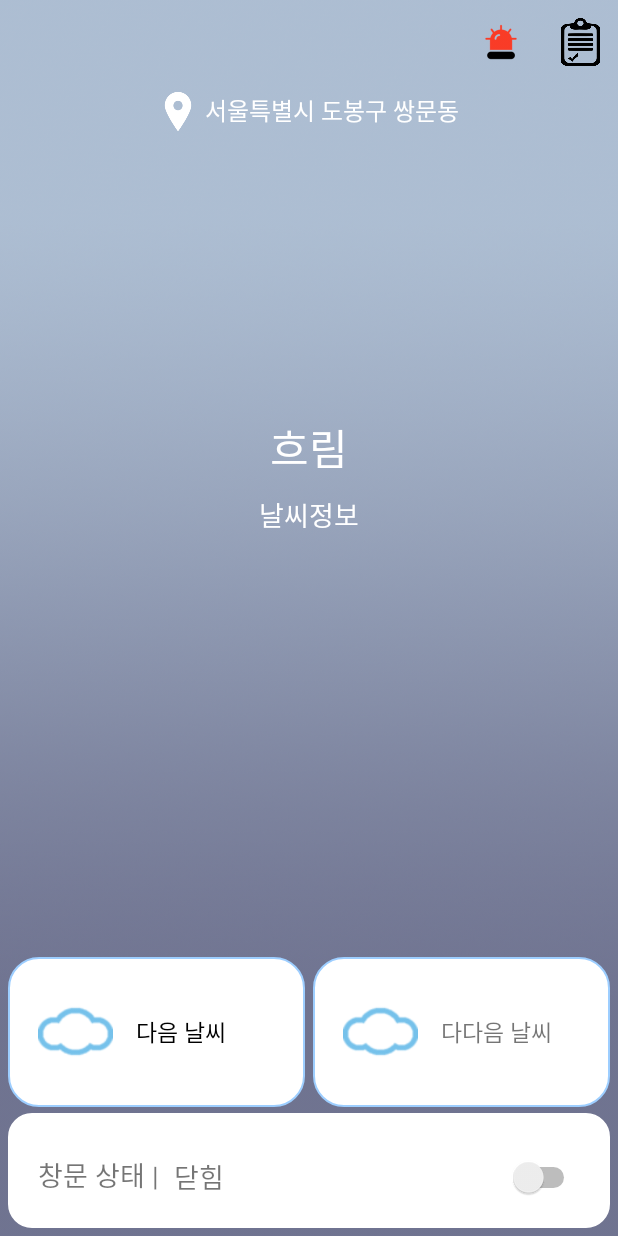
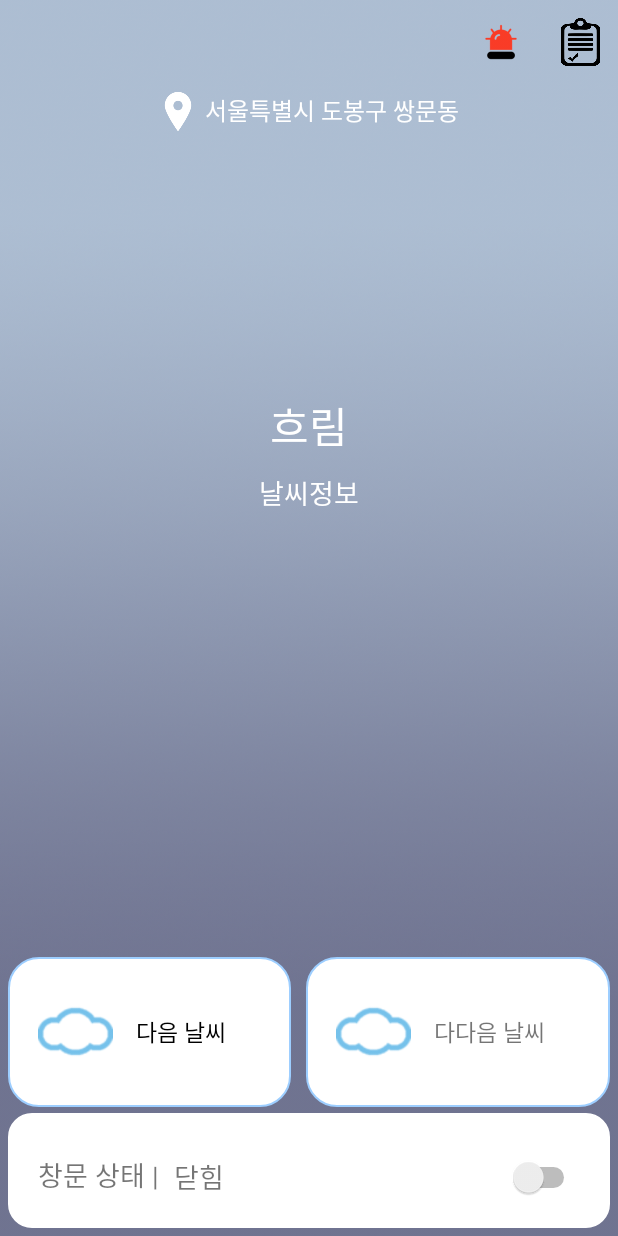
Before and after one commit to house-keeper/Android, an Android app: the WindowActivity screen opened directly, with no data from a screen before it, on a phone screen of 412 x 824 dp. Run offline under Robolectric (Android 15) with nearby library versions, the phone set to English and light mode, and no system bars.

Commit message:
MOD streaming, window, other layouts

```diff
--- a/app/src/main/java/com/example/housekeeper_android/ui/activity/WindowActivity.java
+++ b/app/src/main/java/com/example/housekeeper_android/ui/activity/WindowActivity.java
@@ -57,11 +57,10 @@ public class WindowActivity extends AppCompatActivity {
     LinearLayout main_ui;
 
     public static String wifiModuleIp = "192.168.0.8";
-    public static int wifiModulePort = 8080;
+    public static int wifiModulePort = 8989;
     public static String CMD = "0";
     NetworkService networkService;
     boolean isFirstCreate=true;
-
 
     @Override
     protected void onCreate(Bundle savedInstanceState) {
@@ -86,10 +85,13 @@ public class WindowActivity extends AppCompatActivity {
         try{
             String msg = result.get();
             System.out.println(msg);
+            Log.d("result:: ",msg);
             textView.setText(msg.toString());
         }catch (Exception e){
 
         }
+
+
 
         TextView next_weather_text =(TextView)findViewById(R.id.next_weather);
         nextWeatherConnection nextweatherConnection = new nextWeatherConnection();
@@ -98,6 +100,7 @@ public class WindowActivity extends AppCompatActivity {
         try{
             String msg2 = result2.get();
             System.out.println(msg2);
+            Log.d("result:: ",msg2);
             next_weather_text.setText(msg2.toString());
         }catch (Exception e){
 
@@ -110,10 +113,14 @@ public class WindowActivity extends AppCompatActivity {
         try{
             String msg3 = result3.get();
             System.out.println(msg3);
+            Log.d("result:: ",msg3);
             next_weather_text2.setText(msg3.toString());
         }catch (Exception e){
 
         }
+
+
+
 
 
        window_status_text=(TextView)findViewById(R.id.window_status);
@@ -146,6 +153,7 @@ public class WindowActivity extends AppCompatActivity {
         window_status_switch.setOnCheckedChangeListener(new CompoundButton.OnCheckedChangeListener() {
             public void onCheckedChanged(CompoundButton buttonView, boolean isChecked) {
                 Log.d("SWITCHTEST",String.valueOf(isFirstCreate));
+
                 if(!isFirstCreate){
                     if (isChecked) {
                         // The toggle is enabled
@@ -166,6 +174,8 @@ public class WindowActivity extends AppCompatActivity {
 
             }
         });
+
+
 
         //툴바 관련
         window_toolbar = (Toolbar) findViewById(R.id.window_toolbar);
@@ -204,7 +214,7 @@ public class WindowActivity extends AppCompatActivity {
                 dataOutputStream.close();
 
 
-                Log.d("DATA:: ",CMD.toString());
+                Log.d("window_DATA:: ",CMD.toString());
                 socket.close();
             }catch (UnknownHostException e){e.printStackTrace();}catch (IOException e){e.printStackTrace();}
             return null;
@@ -246,13 +256,15 @@ public class WindowActivity extends AppCompatActivity {
                 System.out.println(elements3);
                 System.out.println(elements4);
                 System.out.println(elements5);
-
+                Log.d("result::_eli ", elements1.toString());
 
                 Element targetElement1 = elements1.get(0);
                 Element targetElement2 = elements2.get(0);
                 Element targetElement3 = elements3.get(1);
                 Element targetElement4 = elements4.get(0);
                 Element targetElement5 = elements5.get(0);
+
+                Log.d("result::_tareli ",targetElement1.toString());
 
                 String text1 = targetElement1.text();
                 String text2 = targetElement2.text();
@@ -292,7 +304,10 @@ public class WindowActivity extends AppCompatActivity {
 
 
                 String text = text1 + '\n' + text2 + '\n' + text3 + '\n' + text4;
+                Log.d("result:: text ",text1);
                 return text;
+
+
 
             }catch (Exception e){
                 e.printStackTrace();
@@ -300,6 +315,7 @@ public class WindowActivity extends AppCompatActivity {
             return null;
         }
     }
+
 
     public class nextWeatherConnection extends AsyncTask<String, String, String>{
 
@@ -318,6 +334,7 @@ public class WindowActivity extends AppCompatActivity {
 
                 System.out.println(elements1);
                 System.out.println(elements2);
+
 
                 Element targetElement1 = elements1.get(0);
                 Element targetElement2 = elements2.get(0);
@@ -352,6 +369,8 @@ public class WindowActivity extends AppCompatActivity {
             return null;
         }
     }
+
+
 
     public class nextWeatherConnection2 extends AsyncTask<String, String, String>{
 
@@ -406,6 +425,8 @@ public class WindowActivity extends AppCompatActivity {
     }
 
 
+
+
     @Override
     public boolean onOptionsItemSelected(MenuItem item) {
         switch (item.getItemId()){
--- a/app/src/main/res/layout/activity_door.xml
+++ b/app/src/main/res/layout/activity_door.xml
@@ -25,11 +25,13 @@
         android:layout_marginBottom="10dp"
         android:layout_weight="2">
 
+
         <WebView
             android:id="@+id/door_webview"
             android:layout_width="match_parent"
             android:layout_height="match_parent"
             android:layout_margin="5dp" />
+
 
 
     </FrameLayout>
--- a/app/src/main/res/layout/activity_home.xml
+++ b/app/src/main/res/layout/activity_home.xml
@@ -18,7 +18,7 @@
         android:layout_width="match_parent"
         android:layout_height="190dp"
         android:layout_marginBottom="40dp"
-        android:layout_marginTop="60dp"
+        android:layout_marginTop="30dp"
         android:layout_marginRight="40dp"
         android:layout_marginLeft="40dp"
         android:orientation="horizontal">
--- a/app/src/main/res/layout/activity_recordvoice.xml
+++ b/app/src/main/res/layout/activity_recordvoice.xml
@@ -75,7 +75,7 @@
         android:layout_height="wrap_content"
         android:layout_weight="4"
         android:orientation="vertical"
-        android:background="#D4F4FA">
+        android:background="#E6FFFF">
 
         <TextView
             android:layout_width="match_parent"
@@ -84,7 +84,7 @@
             android:paddingTop="10dp"
             android:paddingBottom="10dp"
             android:layout_marginBottom="5dp"
-            android:background="#3DB7CC"
+            android:background="#00C6ED"
             android:text="녹음된 음성 목록"/>
 
 
--- a/app/src/main/res/layout/activity_window.xml
+++ b/app/src/main/res/layout/activity_window.xml
@@ -44,8 +44,8 @@
 
         <ImageView
             android:id="@+id/weather_img"
-            android:layout_width="160dp"
-            android:layout_height="160dp"
+            android:layout_width="145dp"
+            android:layout_height="145dp"
             android:layout_gravity="center"
             android:layout_marginTop="20dp"
 
@@ -79,10 +79,11 @@
         android:layout_alignParentBottom="true">
 
             <RelativeLayout
-                android:layout_width="198dp"
+                android:layout_width="wrap_content"
                 android:layout_height="100dp"
                 android:layout_alignParentLeft="true"
                 android:layout_marginLeft="5dp"
+                android:paddingRight="43dp"
                 android:layout_marginBottom="4dp"
                 android:background="@drawable/interphone_text_round"
                 android:id="@+id/ff">
@@ -110,9 +111,10 @@
             </RelativeLayout>
 
             <RelativeLayout
-                android:layout_width="198dp"
+                android:layout_width="wrap_content"
                 android:layout_height="100dp"
                 android:layout_alignParentRight="true"
+                android:paddingRight="43dp"
                 android:layout_marginBottom="3dp"
                 android:layout_marginRight="5dp"
                 android:background="@drawable/interphone_text_round"
```
Also changed, not shown: app/src/main/java/com/example/housekeeper_android/ui/activity/DoorActivity.java (+91 -17 lines), app/src/main/res/layout/activity_address.xml (+5 -2 lines).
